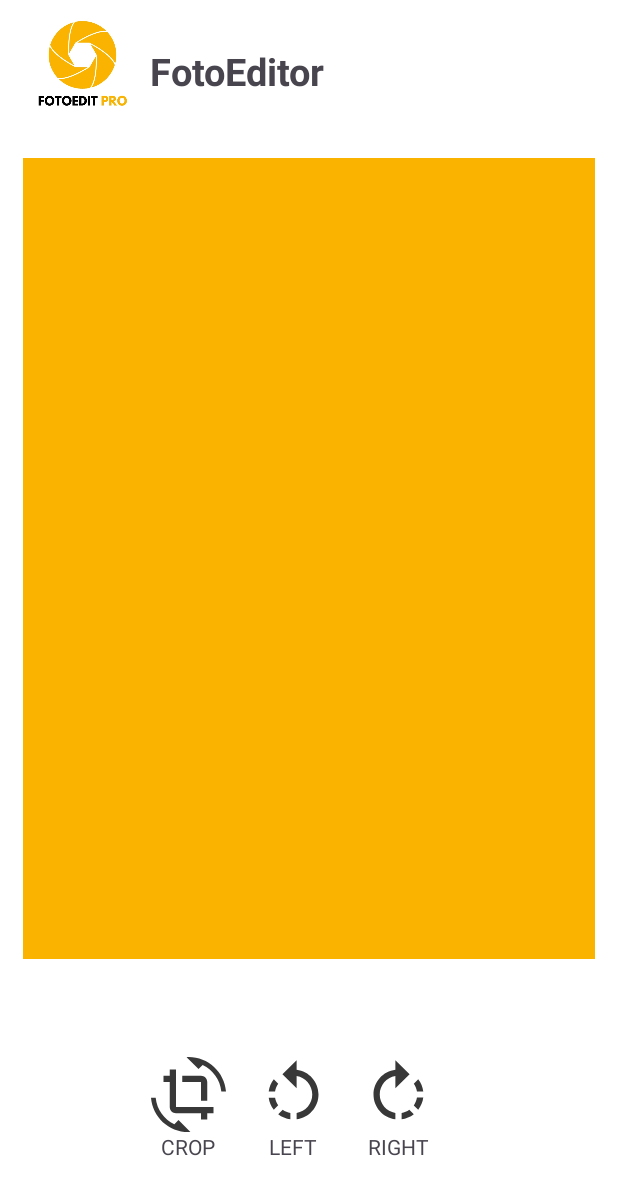
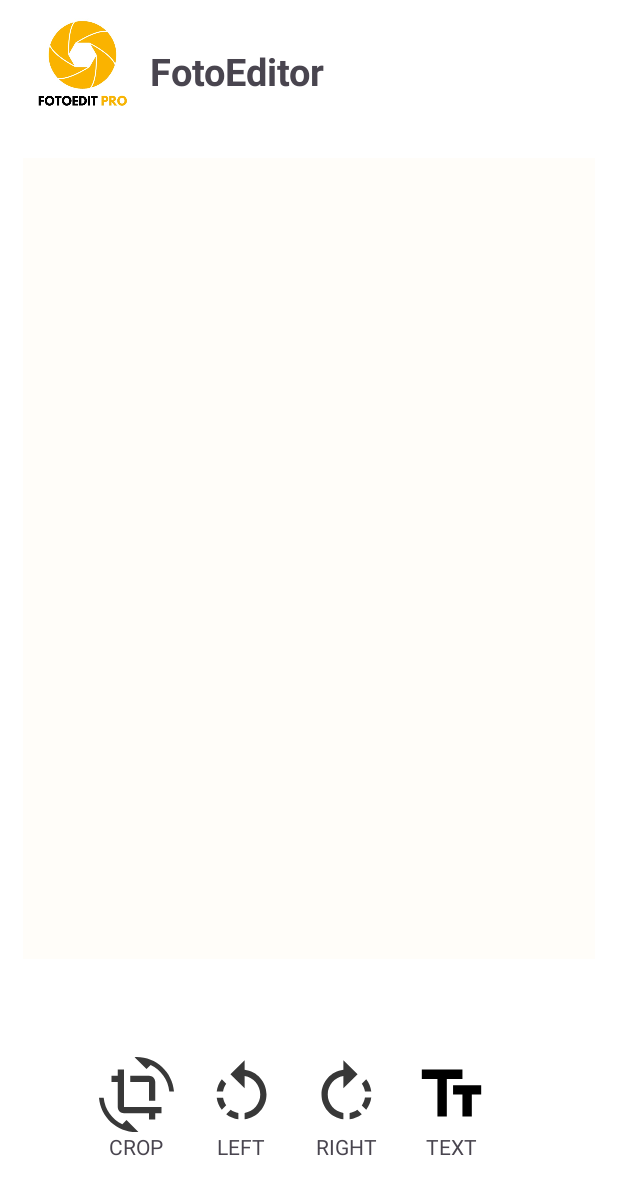
Before and after one commit to hmzza/FotoEditorSMDProj, an Android app: the Editor screen opened directly, with no data from a screen before it, on a phone screen of 412 x 824 dp. Shown: the top 1195 px of the screen. Run offline under Robolectric (Android 15) with nearby library versions, the phone set to English and light mode, and no system bars; libraries missing offline, so code that uses them is left out: com.yalantis.ucrop.

Commit message:
added add a text option

```diff
--- /dev/null
+++ b/app/src/main/res/drawable/addtexticon.xml
@@ -0,0 +1,5 @@
+<vector android:height="24dp" android:tint="#000000"
+    android:viewportHeight="24" android:viewportWidth="24"
+    android:width="24dp" xmlns:android="http://schemas.android.com/apk/res/android">
+    <path android:fillColor="@android:color/white" android:pathData="M2.5,4v3h5v12h3V7h5V4H2.5zM21.5,9h-9v3h3v7h3v-7h3V9z"/>
+</vector>
--- a/app/src/main/res/layout/activity_editor.xml
+++ b/app/src/main/res/layout/activity_editor.xml
@@ -39,7 +39,7 @@
         android:layout_height="0dp"
         android:layout_margin="15dp"
         android:layout_weight="1"
-        android:background="#FAB400"
+        android:background="#FFFDF9"
         android:scaleType="fitCenter" />
 
     <!-- Action icons for edit options -->
@@ -113,6 +113,26 @@
                 android:gravity="center"
                 android:text="RIGHT" />
         </LinearLayout>
+        <LinearLayout
+            android:layout_width="wrap_content"
+            android:layout_height="wrap_content"
+            android:layout_marginRight="20dp"
+            android:gravity="center"
+            android:orientation="vertical">
+
+            <ImageView
+                android:id="@+id/button_add_text"
+                android:layout_width="50dp"
+                android:layout_height="50dp"
+                android:contentDescription="@string/add_text"
+                android:src="@drawable/addtexticon" />
+
+            <TextView
+                android:layout_width="wrap_content"
+                android:layout_height="wrap_content"
+                android:gravity="center"
+                android:text="TEXT" />
+        </LinearLayout>
 
 
         <!-- Add more icons for other features as needed -->
--- a/app/src/main/res/values/strings.xml
+++ b/app/src/main/res/values/strings.xml
@@ -3,4 +3,5 @@
     <string name="rotate_left">Rotate Left</string>
     <string name="rotate_right">Rotate Right\n</string>
     <string name="crop">Crop</string>
+    <string name="add_text">Add Text to image\n</string>
 </resources>
```
Also changed, not shown: app/src/main/java/com/hamzaiqbal/fotoeditorsmdproj/Editor.java (+49 -0 lines).
